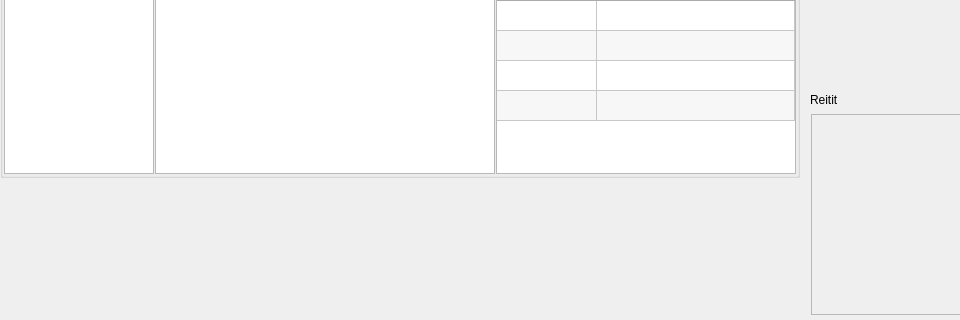
Old version of the form tripform.ui in the repository samuliwritescode/uistelupaivakirja-desktop; both pictures show x 0 to 960 and y 638 to 958 of the 1149 by 958 pixel window.
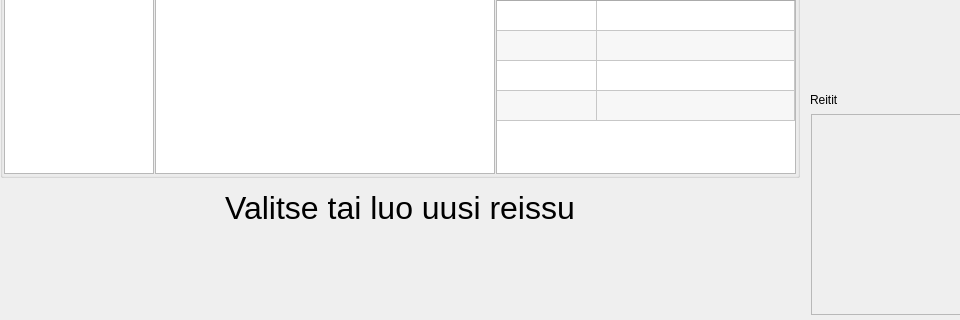
New version of the form. Icons and pictures are not drawn.

Commit message: -Jos reissua ei ole valittu, näkyy ruudulla kehoitus -Viehe ja reittipisteikkunat on piilotettu jos ei reissua.

```diff
--- a/tripform.ui
+++ b/tripform.ui
@@ -1295,6 +1295,20 @@
        </layout>
       </widget>
      </item>
+     <item>
+      <widget class="QLabel" name="labelCreateNewTrip">
+       <property name="text">
+        <string>&lt;!DOCTYPE HTML PUBLIC &quot;-//W3C//DTD HTML 4.0//EN&quot; &quot;http://www.w3.org/TR/REC-html40/strict.dtd&quot;&gt;
+&lt;html&gt;&lt;head&gt;&lt;meta name=&quot;qrichtext&quot; content=&quot;1&quot; /&gt;&lt;style type=&quot;text/css&quot;&gt;
+p, li { white-space: pre-wrap; }
+&lt;/style&gt;&lt;/head&gt;&lt;body style=&quot; font-family:'Lucida Grande'; font-size:13pt; font-weight:400; font-style:normal;&quot;&gt;
+&lt;p style=&quot; margin-top:0px; margin-bottom:0px; margin-left:0px; margin-right:0px; -qt-block-indent:0; text-indent:0px;&quot;&gt;&lt;span style=&quot; font-size:24pt;&quot;&gt;Valitse tai luo uusi reissu&lt;/span&gt;&lt;/p&gt;&lt;/body&gt;&lt;/html&gt;</string>
+       </property>
+       <property name="alignment">
+        <set>Qt::AlignCenter</set>
+       </property>
+      </widget>
+     </item>
      <item>
       <spacer name="verticalSpacer_3">
        <property name="orientation">
```
Left out of the diff: 6 changed lines with no effect on the pictures. The commit also changes 1 other file.
